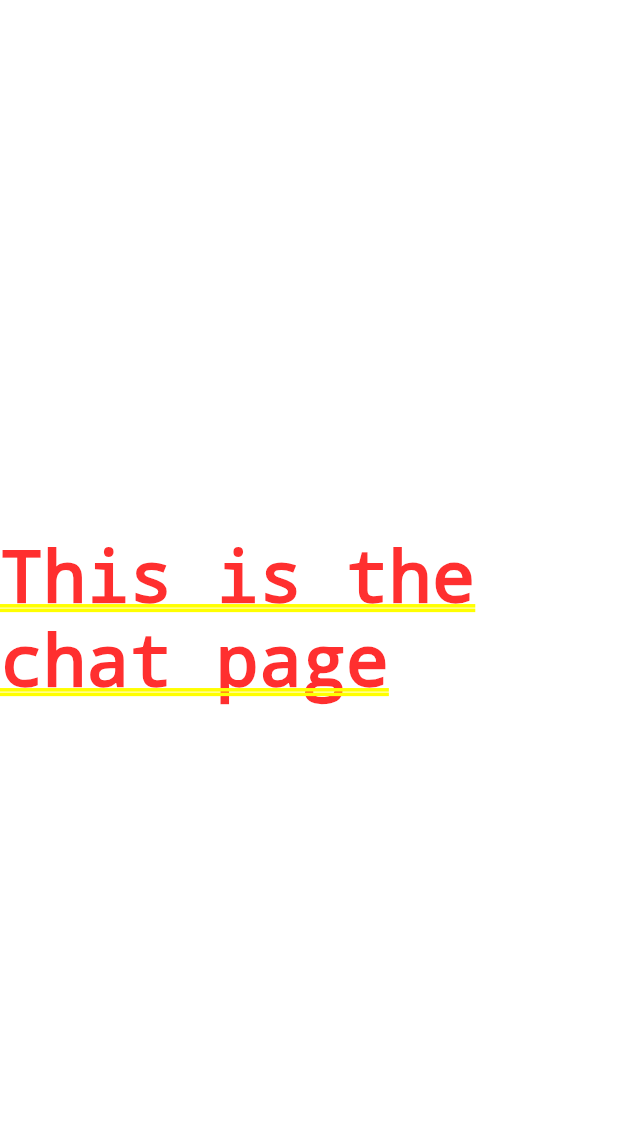
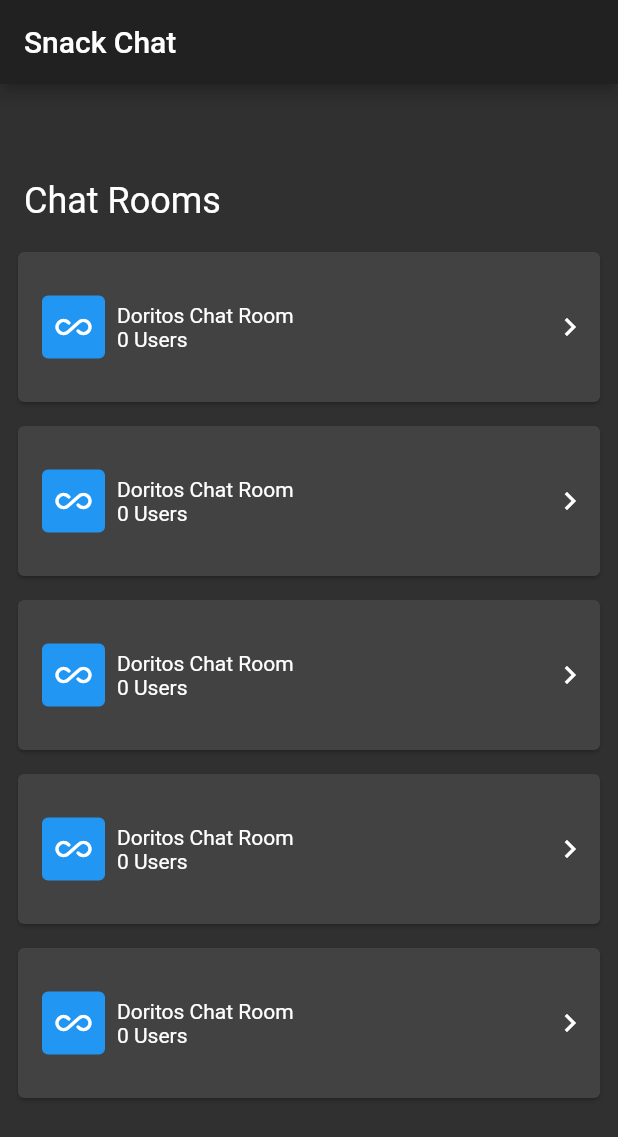
Before and after one commit to Kennygunderman/snack-chat, a Flutter app: the screen it shows once a user with an empty profile is signed in, on a phone screen of 412 x 824 dp. Shown: the top 1137 px of the screen. Run offline on Flutter 3.47's test engine with Material 2 defaults, Android fonts, the phone set to English and light mode, and no system bars; drawn by our look-alikes of sticky_headers; our stand-ins replace email_validator, firebase_auth, firebase_core; accounts and stored records are empty.

Commit message:
Create UI for chatroom page

```diff
--- a/lib/main.dart
+++ b/lib/main.dart
@@ -67,11 +67,12 @@ class AuthWrapper extends StatelessWidget {
   @override
   Widget build(BuildContext context) {
     final firebaseUser = context.watch<User>();
-
-    if (firebaseUser != null) {
-      return ChatPage();
-    }
-
-    return LoginPage(title: title);
+    //
+    // if (firebaseUser != null) {
+    //   return ChatPage();
+    // }
+    //
+    // return LoginPage(title: title);
+    return ChatPage();
   }
 }
--- a/lib/ui/chat/chat.dart
+++ b/lib/ui/chat/chat.dart
@@ -1,11 +1,91 @@
+import 'dart:developer';
+
 import 'package:flutter/material.dart';
+import 'package:sticky_headers/sticky_headers.dart';
 
 class ChatPage extends StatelessWidget {
+  Widget _listItem() {
+    return Container(
+      child: Padding(
+        padding: EdgeInsets.only(top: 8, right: 8, left: 8),
+        child: Card(
+          child: InkWell(
+            splashColor: Colors.blue.withAlpha(30),
+            onTap: () {
+              log("Do something");
+            },
+            child: SizedBox(
+              height: 100,
+              child: Row(
+                children: [
+                  SizedBox(width: 16),
+                  Row(children: [
+                    Container(
+                      decoration: BoxDecoration(
+                          color: Colors.blue[500],
+                          border: Border.all(
+                            color: Colors.blue[500],
+                          ),
+                          borderRadius: BorderRadius.all(Radius.circular(4))),
+                      child: Padding(
+                        padding: EdgeInsets.all(8),
+                        child: Icon(Icons.all_inclusive_rounded),
+                      ),
+                    ),
+                    SizedBox(width: 8),
+                    Column(
+                      mainAxisAlignment: MainAxisAlignment.center,
+                      crossAxisAlignment: CrossAxisAlignment.start,
+                      children: <Widget>[
+                        Text('Doritos Chat Room'),
+                        Text('0 Users')
+                      ],
+                    ),
+                  ]),
+                  Spacer(),
+                  Icon(Icons.navigate_next),
+                  SizedBox(width: 8),
+                ],
+              ),
+            ),
+          ),
+        ),
+      ),
+    );
+  }
+
   @override
   Widget build(BuildContext context) {
-    return Center(
-      child: Container(
-        child: Text('This is the chat page'),
+    final items = [
+      ["item 1", "item 2", "item 3", "item 4", "item 5"]
+    ];
+    return Scaffold(
+      appBar: AppBar(
+        title: Text('Snack Chat'),
+      ),
+      body: ListView.builder(
+        itemCount: items.length,
+        itemBuilder: (context, index) {
+          return StickyHeader(
+            header: Container(
+              height: 100.0,
+              color: Theme.of(context).scaffoldBackgroundColor,
+              padding: EdgeInsets.symmetric(horizontal: 16.0),
+              alignment: Alignment.bottomLeft,
+              child: Padding(
+                padding: EdgeInsets.only(bottom: 8),
+                child: Text(
+                  'Chat Rooms',
+                  style: Theme.of(context).textTheme.headline5,
+                ),
+              ),
+            ),
+            content: Column(
+              children:
+                  items[index].map((e) => _listItem()).toList(growable: false),
+            ),
+          );
+        },
       ),
     );
   }
--- a/pubspec.yaml
+++ b/pubspec.yaml
@@ -32,6 +32,7 @@ dependencies:
 #  cloud_firestore: ^1.0.3
 
   provider: ^5.0.0
+  sticky_headers: ^0.1.8
 
   # The following adds the Cupertino Icons font to your application.
   # Use with the CupertinoIcons class for iOS style icons.
```
Also changed, not shown: pubspec.lock.
